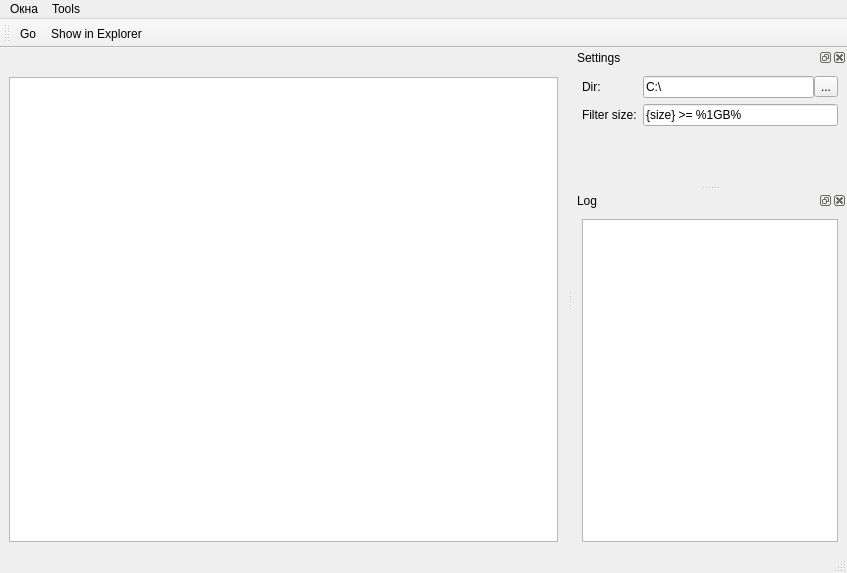
The window that mainwindow.ui (gil9red/directory-sizes) describes before a commit, drawn with Qt 5.
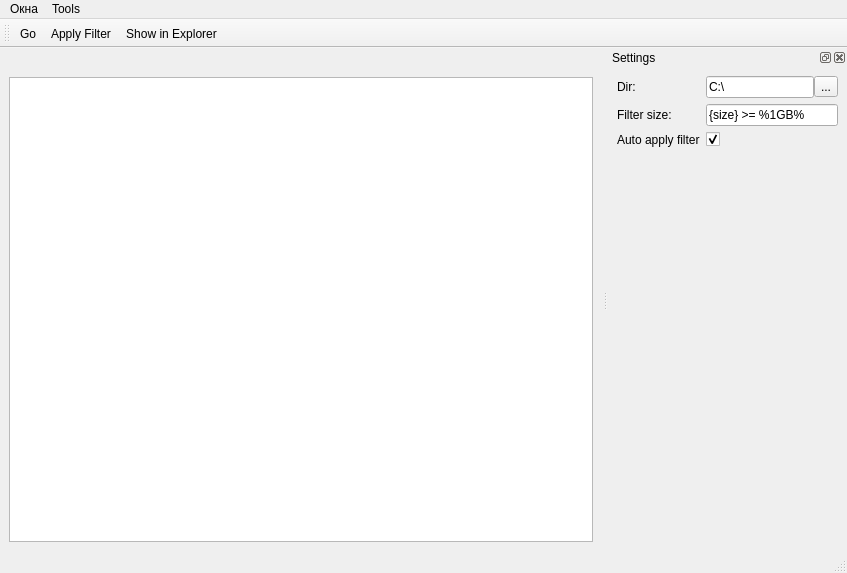
The same window after the commit.

Commit message: Доработка -- размер папок теперь подсчитывается точно

```diff
--- a/mainwindow.ui
+++ b/mainwindow.ui
@@ -65,6 +65,7 @@
     <bool>false</bool>
    </attribute>
    <addaction name="action_go"/>
+   <addaction name="action_apply_filter"/>
    <addaction name="action_show_in_explorer"/>
   </widget>
   <widget class="QDockWidget" name="dockWidgetSettings">
@@ -129,26 +130,28 @@
          </property>
         </widget>
        </item>
+       <item row="2" column="0">
+        <widget class="QLabel" name="label_2">
+         <property name="text">
+          <string>Auto apply filter</string>
+         </property>
+        </widget>
+       </item>
+       <item row="2" column="1">
+        <widget class="QCheckBox" name="check_box_auto_apply_filter">
+         <property name="text">
+          <string/>
+         </property>
+         <property name="checked">
+          <bool>true</bool>
+         </property>
+        </widget>
+       </item>
       </layout>
      </item>
     </layout>
    </widget>
   </widget>
-  <widget class="QDockWidget" name="dockWidgetLog">
-   <property name="windowTitle">
-    <string>Log</string>
-   </property>
-   <attribute name="dockWidgetArea">
-    <number>2</number>
-   </attribute>
-   <widget class="QWidget" name="dockWidgetContents">
-    <layout class="QVBoxLayout" name="verticalLayout_2">
-     <item>
-      <widget class="QTextEdit" name="textEdit"/>
-     </item>
-    </layout>
-   </widget>
-  </widget>
   <action name="action_go">
    <property name="text">
     <string>Go</string>
@@ -165,6 +168,11 @@
     <string>Show in Explorer</string>
    </property>
   </action>
+  <action name="action_apply_filter">
+   <property name="text">
+    <string>Apply Filter</string>
+   </property>
+  </action>
  </widget>
  <resources/>
  <connections>
```
The commit also changes 2 other files.
